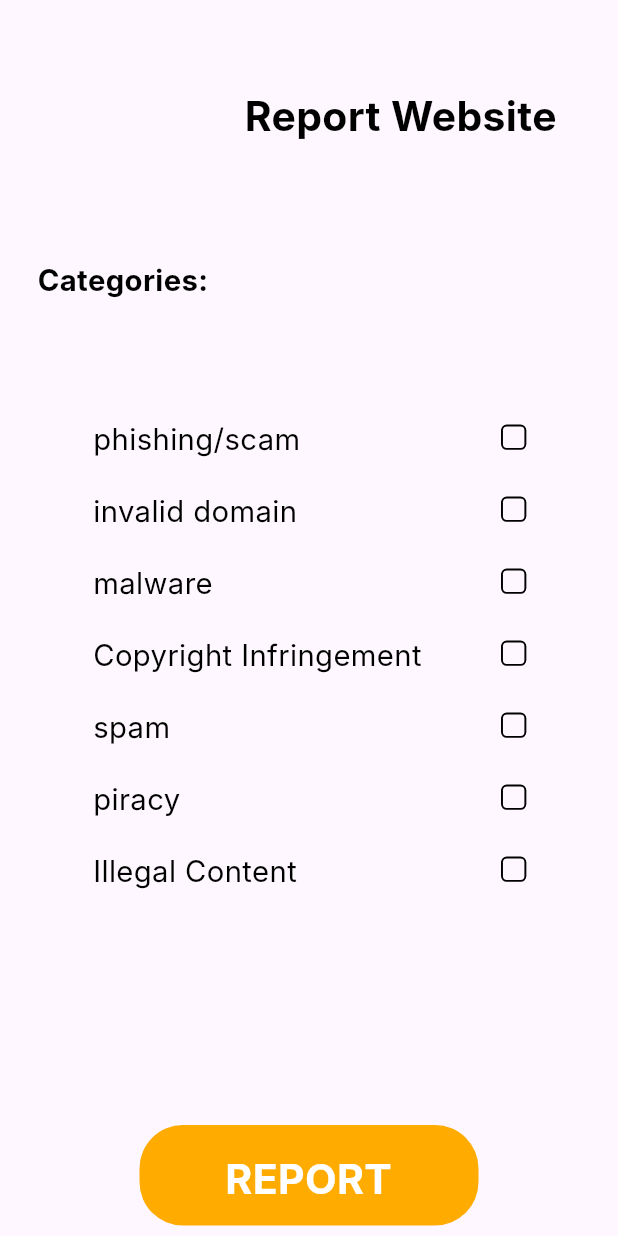
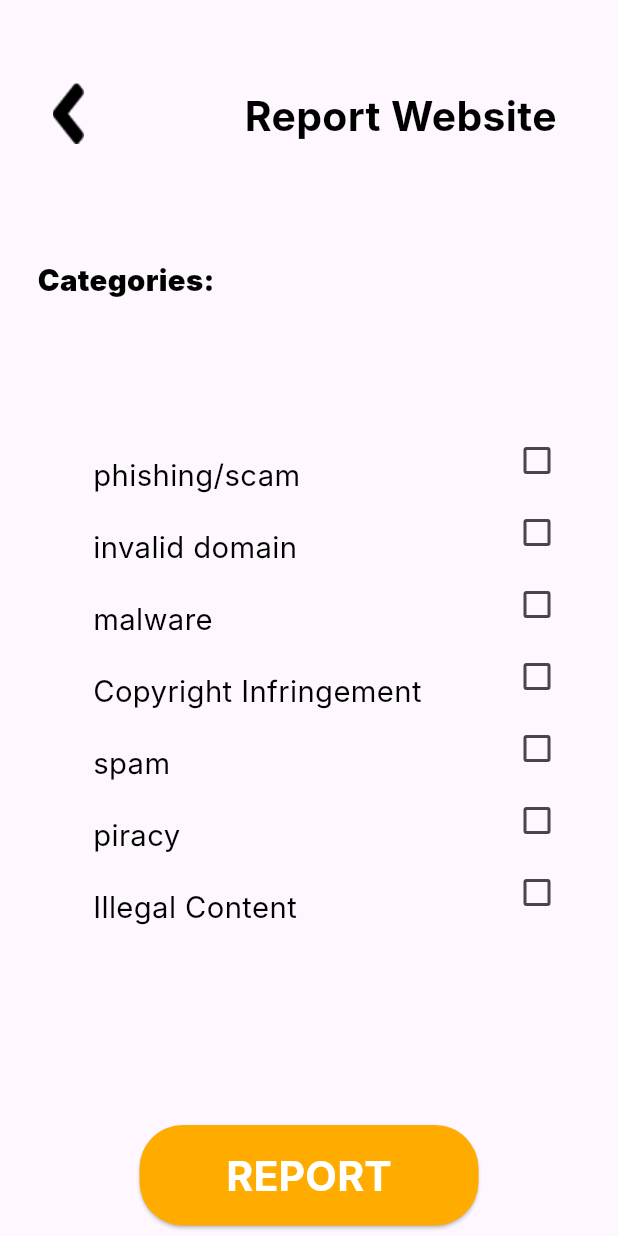
Before and after one commit to Twilight-Fox/ancc-24-team-acre, a Flutter app: the ReportWebsiteScreen screen opened by its route, on a phone screen of 412 x 824 dp. Run offline on Flutter 3.47's test engine with Material 3 defaults, Android fonts, the phone set to English and light mode, and no system bars; our stand-ins replace flutter_dotenv, flutter_svg, go_router, image_picker, loading_animation_widget, permission_handler and 1 more; missing offline and left inert: flutter_jailbreak_detection, mobile_scanner; accounts and stored records are empty; network calls fail; Roboto replaces fonts that are missing (Inter).

Commit message:
feat: finish report screen

```diff
--- a/lib/main.dart
+++ b/lib/main.dart
@@ -25,6 +25,7 @@ import 'src/real_time_scanning_and_security_check/insecure_screen.dart';
 import 'src/real_time_scanning_and_security_check/threat_details_screen.dart';
 import 'src/real_time_scanning_and_security_check/scan_history_screen.dart';
 import 'src/report_website_screen.dart';
+import 'src/report_result_screen.dart';
 import 'src/jailbreak_detection/jailbreak_request_screen.dart';
 import 'src/jailbreak_detection/jailbreak_secure_screen.dart';
 import 'src/jailbreak_detection/jailbreak_insecure_screen.dart';
@@ -39,8 +40,7 @@ Future<void> main() async {
   // Initialise Supabase
   await Supabase.initialize(
     url: 'https://fuewnvhcjyzstbyhyxzh.supabase.co',
-    anonKey:
-        'eyJhbGciOiJIUzI1NiIsInR5cCI6IkpXVCJ9.eyJpc3MiOiJzdXBhYmFzZSIsInJlZiI6ImZ1ZXdudmhjanl6c3RieWh5eHpoIiwicm9sZSI6ImFub24iLCJpYXQiOjE3MTgwMDY2NzMsImV4cCI6MjAzMzU4MjY3M30.GQi3uTIxslY1CAPIOxm0x5o78rLkF3_XPtb6bREu9XQ',
+    anonKey:dotenv.env['SUPABASE_ANON_KEY']!,
   );
 
   runApp(
@@ -153,7 +153,8 @@ final GoRouter _router = GoRouter(
     GoRoute(
       path: '/real_time_scanning_and_security_check/secure',
       builder: (BuildContext context, GoRouterState state) {
-        return const SecureScreen();
+        final url = state.extra as String?;
+        return SecureScreen(url: url??'');
       },
     ),
     GoRoute(
@@ -162,7 +163,8 @@ final GoRouter _router = GoRouter(
           final data = state.extra as Map<String, String>;
           final rating = data['rating'] ?? '';
           final description = data['description'] ?? '';
-          return InsecureScreen(rating: rating, description: description);
+          final url = data['url'] ?? '';
+          return InsecureScreen(rating: rating, description: description, url: url,);
         }),
     GoRoute(
       path: '/real_time_scanning_and_security_check/threat_details',
@@ -176,8 +178,15 @@ final GoRouter _router = GoRouter(
     ),
     GoRoute(
       path: '/report_website',
+      builder: (BuildContext context, GoRouterState state) {
+          final url = state.extra as String?;
+            return ReportWebsiteScreen(url: url ?? '');
+      }
+    ),
+    GoRoute(
+      path: '/report_result',
       builder: (BuildContext context, GoRouterState state) =>
-          const ReportWebsiteScreen()
+        const ScanResultScreen()
     ),
     GoRoute(
       path: '/jailbreak_detection/confirm',
--- a/lib/src/login_screen.dart
+++ b/lib/src/login_screen.dart
@@ -243,6 +243,7 @@ class _LoginScreenState extends State<LoginScreen> {
                                 fontFamily: 'Inter',
                                 fontWeight: FontWeight.w400,
                                 decoration: TextDecoration.underline,
+                                decorationColor: Color(0xFFFFAB00),
                                 height: 0,
                               ),
                             ),
--- a/lib/src/real_time_scanning_and_security_check/insecure_screen.dart
+++ b/lib/src/real_time_scanning_and_security_check/insecure_screen.dart
@@ -4,11 +4,12 @@ import 'package:go_router/go_router.dart';
 import 'dart:math' as math;
 
 class InsecureScreen extends StatelessWidget {
+  final String url;
   final String rating;
   final String description;
 
   const InsecureScreen(
-      {super.key, required this.rating, required this.description});
+      {super.key, required this.rating, required this.description, required this.url});
 
   @override
   Widget build(BuildContext context) {
@@ -142,7 +143,7 @@ class InsecureScreen extends StatelessWidget {
                 left: 284,
                 child: InkWell(
                   onTap: () {
-                    context.go('/report_website');
+                    context.go('/report_website', extra: url);
                   },
                   child: const Text(
                     '     report',
--- a/lib/src/real_time_scanning_and_security_check/scan_history_screen.dart
+++ b/lib/src/real_time_scanning_and_security_check/scan_history_screen.dart
@@ -26,9 +26,11 @@ class _ScanHistoryScreenState extends State<ScanHistoryScreen> {
 
   Future<void> loadData() async {
     final supabase = context.read<SupabaseState>().supabase;
+    final userID = context.read<SupabaseState>().userID;
     final result = await supabase
         .from('url_scan_results')
-        .select('url_link, created_at, ip_quality_rating');
+        .select('url_link, created_at, ip_quality_rating')
+        .eq('user_id', userID!);
 
     // print('Result: $result');
     Map<String, dynamic> cleanedResult = {};
--- a/lib/src/report_screen.dart
+++ b/lib/src/report_screen.dart
@@ -25,8 +25,9 @@ class _ReportsScreenState extends State<ReportsScreen> {
 
   Future<void> loadData() async {
     final supabase = context.read<SupabaseState>().supabase;
+    final userID = context.read<SupabaseState>().userID;
     final scanResults =
-        await supabase.from('url_scan_results').select('ip_quality_rating');
+        await supabase.from('url_scan_results').select('ip_quality_rating').eq('user_id', userID!);
     //print(scanResults);
 
     int secureCount = 0;
--- a/lib/src/report_website_screen.dart
+++ b/lib/src/report_website_screen.dart
@@ -1,13 +1,65 @@
 import 'package:flutter/material.dart';
+import 'package:provider/provider.dart';
+import 'package:go_router/go_router.dart';
 
-class ReportWebsiteScreen extends StatelessWidget {
-  const ReportWebsiteScreen({super.key});
+import '../main.dart';
+
+class ReportWebsiteScreen extends StatefulWidget {
+  final String url;
+
+  const ReportWebsiteScreen({super.key, required this.url});
+
+  @override
+  State<ReportWebsiteScreen> createState() => _ReportWebsiteScreenState();
+}
+
+class _ReportWebsiteScreenState extends State<ReportWebsiteScreen> {
+  Map<String, bool> checkboxValues = {
+    "phishing": false,
+    "invalid domain": false,
+    "malware": false,
+    "copyright infringement": false,
+    "spam": false,
+    "piracy": false,
+    "illegal content": false,
+  };
+
+  Future<void> _handleReport() async {
+    final supabase = context.read<SupabaseState>().supabase;
+
+    String selectedCategories = '';
+    checkboxValues.forEach((key, value) {
+      if (value) {
+      selectedCategories += '$key, ';
+      }
+    });
+    if (selectedCategories != ''){
+      selectedCategories = selectedCategories.substring(0, selectedCategories.length - 2);
+    }
+    //print(selectedCategories);
+    await supabase
+        .from('community_reports')
+        .insert([
+        { "website_url": widget.url, 'categories': selectedCategories},
+        ]);
+    context.go('/report_result');
+  }
 
   @override
   Widget build(BuildContext context) {
     return Scaffold(
       body: Stack(
         children: [
+          const Positioned(
+            left:35,
+            top:55,
+            child: Image(
+              image: AssetImage(
+                'assets/images/leftArrowIcon.png'
+              ),
+            )
+          ),
+
           const Positioned(
             left: 163,
             top: 61,
@@ -38,7 +90,7 @@ class ReportWebsiteScreen extends StatelessWidget {
                   color: Colors.black,
                   fontSize: 19.52,
                   fontFamily: 'Inter',
-                  fontWeight: FontWeight.w700,
+                  fontWeight: FontWeight.w900,
                   height: 0,
                 ),
               ),
@@ -46,7 +98,7 @@ class ReportWebsiteScreen extends StatelessWidget {
           ),
           const Positioned(
             left: 62,
-            top: 281,
+            top: 305,
             child: SizedBox(
               width: 280,
               height: 469,
@@ -65,141 +117,112 @@ class ReportWebsiteScreen extends StatelessWidget {
             Positioned(
             left: 334,
             top: 283,
-            child: Container(
-              width: 16.90,
-              height: 16.90,
-              decoration: ShapeDecoration(
-                color: const Color(0x00F1F1F1),
-                shape: RoundedRectangleBorder(
-                  side: const BorderSide(width: 1.30),
-                  borderRadius: BorderRadius.circular(3.90),
-                ),
-              ),
+            child: Checkbox(
+              value: checkboxValues['phishing'],
+              onChanged: (bool? value) {
+                setState(() {
+                  checkboxValues['phishing'] = value ?? false;
+                });
+              },
             ),
             ),
             Positioned(
             left: 334,
             top: 331,
-            child: Container(
-              width: 16.90,
-              height: 16.90,
-              decoration: ShapeDecoration(
-                color: const Color(0x00F1F1F1),
-                shape: RoundedRectangleBorder(
-                  side: const BorderSide(width: 1.30),
-                  borderRadius: BorderRadius.circular(3.90),
-                ),
-              ),
+            child: Checkbox(
+              value: checkboxValues['invalid domain'],
+              onChanged: (bool? value) {
+                setState(() {
+                  checkboxValues['invalid domain'] = value ?? false;
+                });
+              },
             ),
             ),
             Positioned(
             left: 334,
             top: 379,
-            child: Container(
-              width: 16.90,
-              height: 16.90,
-              decoration: ShapeDecoration(
-                color: const Color(0x00F1F1F1),
-                shape: RoundedRectangleBorder(
-                  side: const BorderSide(width: 1.30),
-                  borderRadius: BorderRadius.circular(3.90),
-                ),
-              ),
+            child: Checkbox(
+              value: checkboxValues['malware'],
+              onChanged: (bool? value) {
+                setState(() {
+                  checkboxValues['malware'] = value ?? false;
+                });
+              },
             ),
             ),
             Positioned(
             left: 334,
             top: 427,
-            child: Container(
-              width: 16.90,
-              height: 16.90,
-              decoration: ShapeDecoration(
-                color: const Color(0x00F1F1F1),
-                shape: RoundedRectangleBorder(
-                  side: const BorderSide(width: 1.30),
-                  borderRadius: BorderRadius.circular(3.90),
-                ),
-              ),
+            child: Checkbox(
+              value: checkboxValues['copyright infringement'],
+              onChanged: (bool? value) {
+                setState(() {
+                  checkboxValues['copyright infringement'] = value ?? false;
+                });
+              },
             ),
             ),
             Positioned(
             left: 334,
             top: 475,
-            child: Container(
-              width: 16.90,
-              height: 16.90,
-              decoration: ShapeDecoration(
-                color: const Color(0x00F1F1F1),
-                shape: RoundedRectangleBorder(
-                  side: const BorderSide(width: 1.30),
-                  borderRadius: BorderRadius.circular(3.90),
-                ),
-              ),
+            child: Checkbox(
+              value: checkboxValues['spam'],
+              onChanged: (bool? value) {
+                setState(() {
+                  checkboxValues['spam'] = value ?? false;
+                });
+              },
             ),
             ),
             Positioned(
             left: 334,
             top: 523,
-            child: Container(
-              width: 16.90,
-              height: 16.90,
-              decoration: ShapeDecoration(
-                color: const Color(0x00F1F1F1),
-                shape: RoundedRectangleBorder(
-                  side: const BorderSide(width: 1.30),
-                  borderRadius: BorderRadius.circular(3.90),
-                ),
-              ),
+            child: Checkbox(
+              value: checkboxValues['piracy'],
+              onChanged: (bool? value) {
+                setState(() {
+                  checkboxValues['piracy'] = value ?? false;
+                });
+              },
             ),
             ),
             Positioned(
             left: 334,
             top: 571,
-            child: Container(
-              width: 16.90,
-              height: 16.90,
-              decoration: ShapeDecoration(
-                color: const Color(0x00F1F1F1),
-                shape: RoundedRectangleBorder(
-                  side: const BorderSide(width: 1.30),
-                  borderRadius: BorderRadius.circular(3.90),
-                ),
-              ),
+            child: Checkbox(
+              value: checkboxValues['illegal content'],
+              onChanged: (bool? value) {
+                setState(() {
+                  checkboxValues['illegal content'] = value ?? false;
+                });
+              },
             ),
             ),
           Positioned(
             left: 93,
             top: 750,
-            child: Container(
-              width: 226,
-              height: 67,
-              decoration: ShapeDecoration(
-                color: const Color(0xFFFFAB00),
+            child: ElevatedButton(
+              onPressed: () {
+                _handleReport();
+              },
+              style: ElevatedButton.styleFrom(
+                backgroundColor: const Color(0xFFFFAB00), // Button color
+                foregroundColor: Colors.white, // Text color
                 shape: RoundedRectangleBorder(
                   borderRadius: BorderRadius.circular(29),
                 ),
+                fixedSize: const Size(226, 67),
+              ),
+              child: const Text(
+                'REPORT',
+                style: TextStyle(
+                  fontSize: 27.40,
+                  fontFamily: 'Inter',
+                  fontWeight: FontWeight.w700,
                 ),
               ),
             ),
-          const Positioned(
-            left: 26,
-            top: 769,
-            child: SizedBox(
-              width: 359.62,
-              height: 43.38,
-              child: Text(
-                'REPORT',
-                textAlign: TextAlign.center,
-                style: TextStyle(
-                  color: Colors.white,
-                  fontSize: 27.40,
-                  fontFamily: 'Inter',
-                  fontWeight: FontWeight.w700,
-                  height: 0,
-                ),
-              ),
-            ),
-          ),
+          )
         ],
       ),
     );
```
Also changed, not shown: lib/src/dashboard_screen.dart (+6 -4 lines), lib/src/real_time_scanning_and_security_check/secure_screen.dart (+8 -3 lines), lib/src/report_result_screen.dart (added, +70 -0 lines), pubspec.lock, 2 other files. Lines whose indentation alone changed are shown as unchanged.
